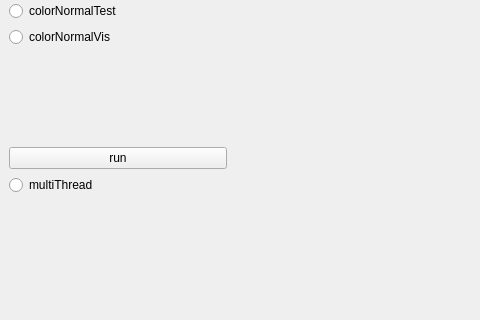
Above: mainwindow.ui from newMember1/toyPBRT before the change; both pictures show x 0 to 480 and y 286 to 606 of the 807 by 606 pixel window. Below: the same form after it.
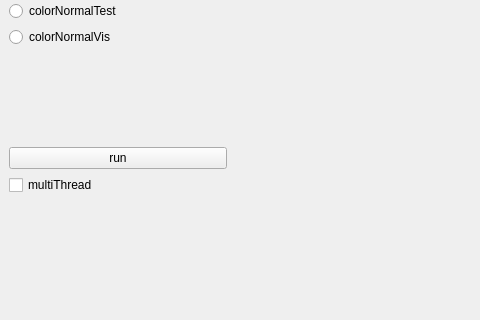
That is the form after the change.

```diff
--- a/mainwindow.ui
+++ b/mainwindow.ui
@@ -176,7 +176,7 @@
          </widget>
         </item>
         <item>
-         <widget class="QRadioButton" name="radioButton_multiThread">
+         <widget class="QCheckBox" name="checkBox_multiThread">
           <property name="enabled">
            <bool>true</bool>
           </property>
```
